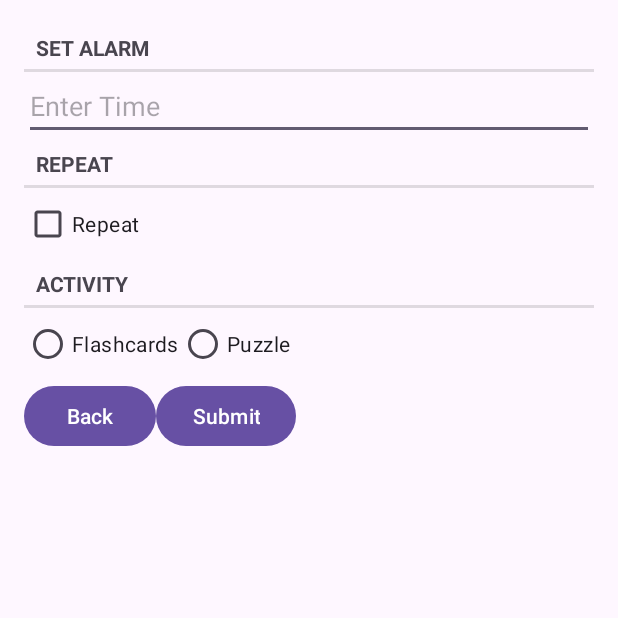
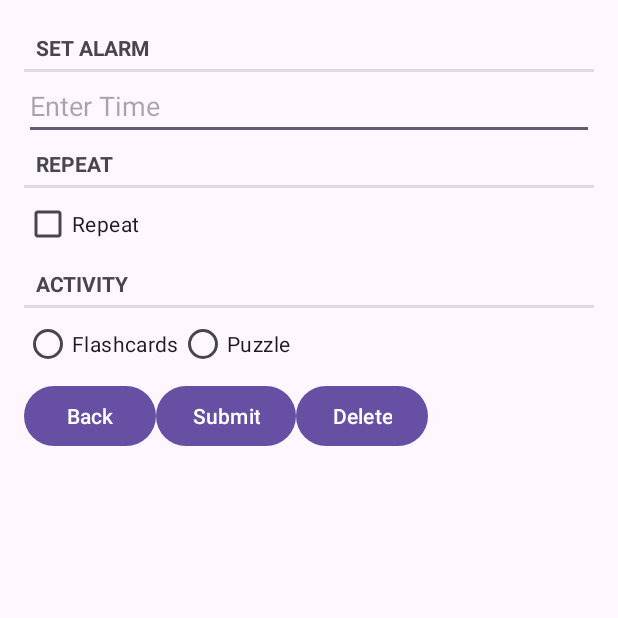
Before and after one commit to cduong2/puzzle-alarm, an Android app: the AlarmFragment screen opened directly, with no data from a screen before it, on a phone screen of 412 x 824 dp, the top half of it. Run offline under Robolectric (Android 15) with nearby library versions, the phone set to English and light mode, and no system bars.

Commit message:
added delete button

```diff
--- a/ZooAlarm/app/src/main/java/com/example/zooalarm/AlarmFragment.java
+++ b/ZooAlarm/app/src/main/java/com/example/zooalarm/AlarmFragment.java
@@ -35,6 +35,8 @@ public class AlarmFragment extends Fragment {
 
     private Button mBackButton;
     private Button mSubmitButton;
+    private Button mDeleteButton;
+
     private static final String TAG = "AlarmFragment";
     private static final String ARG_ALARM_ID = "alarm_id";
 
@@ -132,6 +134,17 @@ public class AlarmFragment extends Fragment {
             }
         });
 
+        mDeleteButton = v.findViewById(R.id.delete_button);
+        mSubmitButton.setOnClickListener(new View.OnClickListener() {
+            @Override
+            public void onClick(View v) {
+                AlarmLab alarmLab = AlarmLab.get(getActivity());
+                List<Alarm> alarms = alarmLab.getAlarms();
+                alarms.remove(mAlarm);
+                startActivity(new Intent(getActivity(), AlarmListActivity.class));
+            }
+        });
+
 
         return v;
     }
--- a/ZooAlarm/app/src/main/res/layout/fragment_alarm.xml
+++ b/ZooAlarm/app/src/main/res/layout/fragment_alarm.xml
@@ -66,6 +66,12 @@
             android:layout_height="wrap_content"
             android:layout_gravity="right"
             android:text="Submit" />
+        <Button
+            android:id="@+id/delete_button"
+            android:layout_width="wrap_content"
+            android:layout_height="wrap_content"
+            android:layout_gravity="right"
+            android:text="Delete" />
     </LinearLayout>
 
 </LinearLayout>
```
